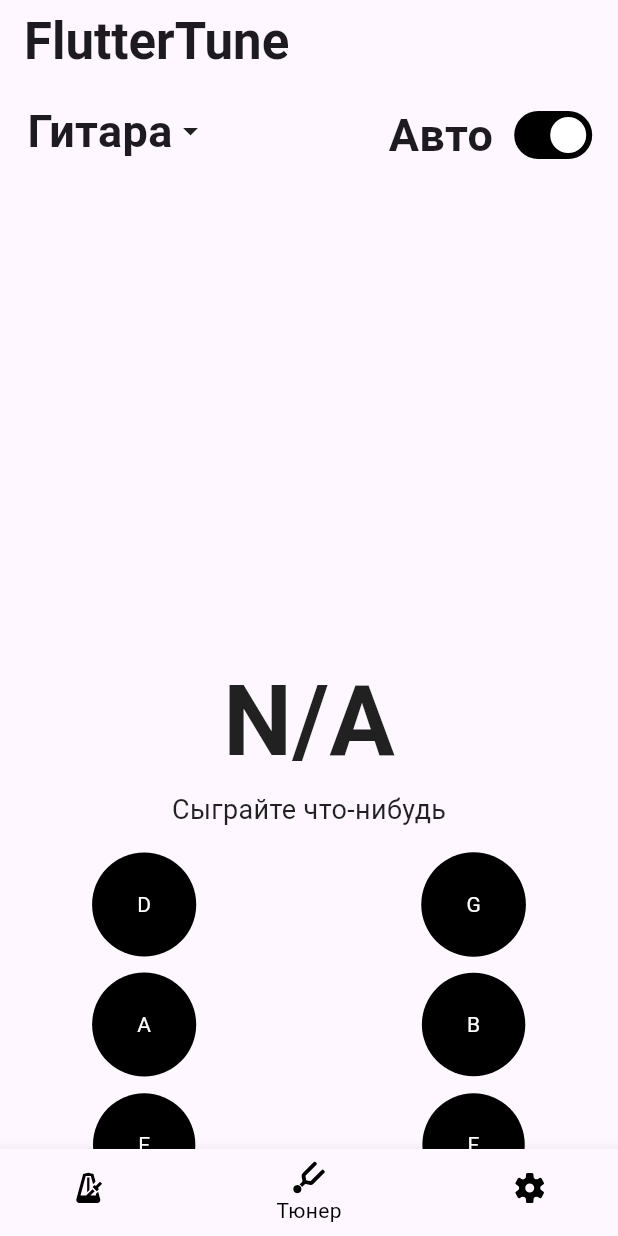
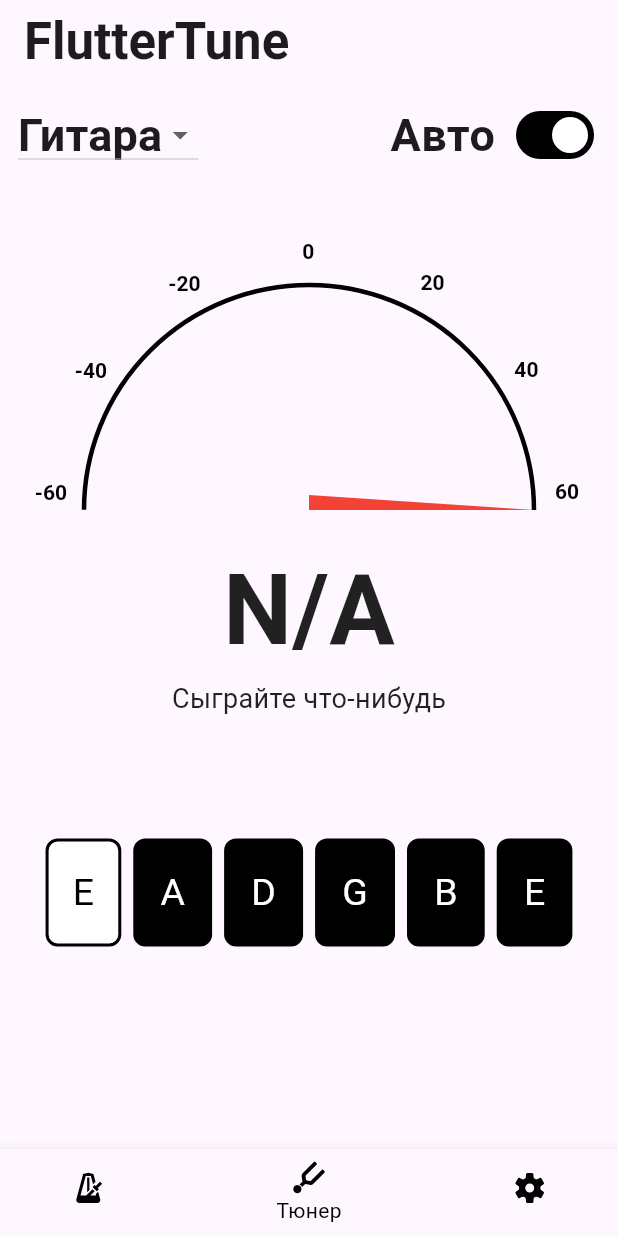
Before and after one commit to nottalentedme/fluttertuner, a Flutter app: the screen it shows after launch, on a phone screen of 412 x 824 dp. Run offline on Flutter 3.47's test engine with Material 3 defaults, Android fonts, the light colour scheme and no system bars; our stand-ins replace audioplayers, flutter_bloc, flutter_svg, go_router; missing offline and left inert: buffered_list_stream, pitch_detector_dart, pitchupdart, record; statements that could not run were skipped.

Commit message:
💄 tuner: add buttons, buttons, switch, dropdown menu

```diff
--- a/lib/feature/tuner/domain/ChangeString/change_string.dart
+++ b/lib/feature/tuner/domain/ChangeString/change_string.dart
@@ -1,18 +1,20 @@
 import 'package:pitchupdart/tuning_status.dart';
 
+//TODO вынести enum в domain
 enum GuitarString {
-  firstE('E4', 329.63),
-  secondB('B3', 246.94),
-  thirdG('G3', 196.00),
-  fourthD('D3', 146.83),
-  fifthA('A2', 110.00),
-  sixthE('E2', 82.41);
+  sixthE('E', 82.41),
+  fifthA('A', 110.00),
+  fourthD('D', 146.83),
+  thirdG('G', 196.00),
+  secondB('B', 246.94),
+  firstE('E', 329.63);
 
   final String noteName;
   final double frequency;
 
   const GuitarString(this.noteName, this.frequency);
-
+//TODO вынести методы из енума в сервисы
+//TODO надо не смену на следующую, а смену на выбранную кнопкой струну
   GuitarString getNext() {
     const values = GuitarString.values;
     final nextIndex = (values.indexOf(this) + 1) % values.length;
--- a/lib/feature/tuner/presentation/page/tuner_page.dart
+++ b/lib/feature/tuner/presentation/page/tuner_page.dart
@@ -1,11 +1,31 @@
 import 'package:flutter/material.dart';
 import 'package:flutter_bloc/flutter_bloc.dart';
 import 'package:fluttertuner/feature/tuner/cubit/pitch_cubit.dart';
+import 'package:fluttertuner/feature/tuner/cubit/tunning_state.dart';
+import 'package:fluttertuner/feature/tuner/domain/ChangeString/change_string.dart';
+import 'package:fluttertuner/feature/tuner/presentation/widgets/instrument_title_widget.dart';
+import 'package:fluttertuner/feature/tuner/presentation/widgets/string_button_widget.dart';
+import 'package:fluttertuner/feature/tuner/presentation/widgets/tuner_scale_widget.dart';
+import 'package:fluttertuner/feature/tuner/presentation/widgets/tuner_text_widget.dart';
+import 'package:fluttertuner/feature/tuner/presentation/widgets/tuning_mode_switch_widget.dart';
 
-class TunerPage extends StatelessWidget {
+class TunerPage extends StatefulWidget {
   const TunerPage({super.key});
 
   static const path = '/tuner';
+
+  @override
+  State<TunerPage> createState() => _TunerPageState();
+}
+
+class _TunerPageState extends State<TunerPage> {
+  GuitarString guitarString = GuitarString.sixthE;
+
+  void setActiveString(GuitarString value) {
+    setState(() {
+      guitarString = value;
+    });
+  }
 
   @override
   Widget build(BuildContext context) {
@@ -21,190 +41,51 @@ class TunerPage extends StatelessWidget {
       ),
       body: Center(
           child: Column(
+        spacing: 8,
         crossAxisAlignment: CrossAxisAlignment.center,
         mainAxisAlignment: MainAxisAlignment.start,
         mainAxisSize: MainAxisSize.max,
         children: [
-              Row(
+          const Row(
+            spacing: 8,
             mainAxisAlignment: MainAxisAlignment.center,
             crossAxisAlignment: CrossAxisAlignment.start,
             children: [
-                  const SizedBox(
-                    width: 5,
-                  ),
-                  Container(
-                    padding: const EdgeInsets.all(10),
-                    child: Row(
-                      children: [
-                        Text(
-                          'Гитара',
-                          style: TextStyle(
-                              fontSize: 30,
-                              fontWeight: FontWeight.lerp(
-                                  FontWeight.w700, FontWeight.w500, 0.5)),
-                        ),
-                        //TODO Заменить иконку потом на DropDownMenu
-                        const Icon(Icons.arrow_drop_down),
-                        const SizedBox(
-                          width: 100,
-                        ),
+              InstrumentTitleWidget(),
+              TuningModeSwitchWidget(),
             ],
           ),
+          const SizedBox(
+            height: 50,
           ),
-                  Container(
-                    padding: const EdgeInsets.all(10),
-                    child: Row(
+          Column(
+            spacing: 10,
             children: [
-                        Text(
-                          'Авто',
-                          style: TextStyle(
-                              fontSize: 30,
-                              fontWeight: FontWeight.lerp(
-                                  FontWeight.w700, FontWeight.w500, 0.5)),
-                        ),
+              //TODO передавать в value частоту которая сейчас
+              //TODO надо как-то передавать частоту
+              TunerScaleWidget(value: 0),
+              TunerTextWidget(pitchCubitState: pitchCubitState),
               const SizedBox(
-                          width: 10,
-                        ),
-                        //TODO подключить свитч к смене режима авто/ручной
-                        const Switch(
-                          value: true,
-                          onChanged: ValueKey.new,
-                          activeTrackColor: Colors.black,
-                        )
-                      ],
-                    ),
-                  )
-                ],
-              ),
-              //TODO Вместо sizedbox надо будет поместить виджет со шкалой и стрелку
-              const SizedBox(
-                height: 300,
-              ),
-              Container(
-                padding: const EdgeInsets.all(10),
-                child: Column(
-                  children: [
-                    Text(
-                      pitchCubitState.note,
-                      style: const TextStyle(
-                          color: Colors.black87,
-                          fontSize: 65.0,
-                          fontWeight: FontWeight.bold),
-                    ),
-                    Text(
-                      pitchCubitState.status,
-                      style: const TextStyle(
-                        color: Colors.black87,
-                        fontSize: 18.0,
-                      ),
-                    ),
-                  ],
-                ),
+                height: 50,
               ),
               Row(
+                spacing: 8,
                 mainAxisAlignment: MainAxisAlignment.center,
                 crossAxisAlignment: CrossAxisAlignment.start,
                 mainAxisSize: MainAxisSize.max,
-                children: [
-                  Column(
-                    children: [
-                      Container(
-                        decoration: const BoxDecoration(
-                            shape: BoxShape.circle, color: Colors.black),
-                        child: IconButton(
-                          disabledColor: Colors.white,
-                          padding: const EdgeInsets.all(30),
-                          color: Colors.black,
-                          onPressed: () {},
-                          icon: const Text(
-                            'D',
-                            style: TextStyle(color: Colors.white),
-                          ),
-                        ),
-                      ),
-                      Container(
-                        decoration: const BoxDecoration(
-                            shape: BoxShape.circle, color: Colors.black),
-                        child: IconButton(
-                          disabledColor: Colors.white,
-                          padding: const EdgeInsets.all(30),
-                          color: Colors.white,
-                          onPressed: () {},
-                          icon: const Text(
-                            'A',
-                            style: TextStyle(color: Colors.white),
-                          ),
-                        ),
-                      ),
-                      Container(
-                        decoration: const BoxDecoration(
-                            shape: BoxShape.circle, color: Colors.black),
-                        child: IconButton(
-                          disabledColor: Colors.white,
-                          padding: const EdgeInsets.all(30),
-                          color: Colors.white,
-                          onPressed: () {},
-                          icon: const Text(
-                            'E',
-                            style: TextStyle(color: Colors.white),
-                          ),
-                        ),
-                      ),
-                    ],
-                  ),
-                  const SizedBox(
-                    width: 150,
-                  ),
-                  Column(
-                    children: [
-                      Container(
-                        decoration: const BoxDecoration(
-                            shape: BoxShape.circle, color: Colors.black),
-                        child: IconButton(
-                          disabledColor: Colors.white,
-                          padding: const EdgeInsets.all(30),
-                          color: Colors.white,
-                          onPressed: () {},
-                          icon: const Text(
-                            'G',
-                            style: TextStyle(color: Colors.white),
-                          ),
-                        ),
-                      ),
-                      Container(
-                        decoration: const BoxDecoration(
-                            shape: BoxShape.circle, color: Colors.black),
-                        child: IconButton(
-                          disabledColor: Colors.white,
-                          padding: const EdgeInsets.all(30),
-                          color: Colors.white,
-                          onPressed: () {},
-                          icon: const Text(
-                            'B',
-                            style: TextStyle(color: Colors.white),
-                          ),
-                        ),
-                      ),
-                      Container(
-                        decoration: const BoxDecoration(
-                            shape: BoxShape.circle, color: Colors.black),
-                        child: IconButton(
-                          disabledColor: Colors.white,
-                          padding: const EdgeInsets.all(30),
-                          color: Colors.white,
-                          onPressed: () {},
-                          icon: const Text(
-                            'E',
-                            style: TextStyle(color: Colors.white),
-                          ),
-                        ),
-                      ),
-                    ],
+                children: GuitarString.values
+                    .map(
+                      (e) => StringButtonWidget(
+                          text: e.noteName,
+                          onTap: () => setActiveString(e),
+                          isActive: e == guitarString),
+                    )
+                    .toList(),
               ),
             ],
           )
-            ]),
-      ),
+        ],
+      )),
     );
   }
 }
--- /dev/null
+++ b/lib/feature/tuner/presentation/widgets/instrument_title_widget.dart
@@ -0,0 +1,36 @@
+import 'package:flutter/material.dart';
+
+class InstrumentTitleWidget extends StatelessWidget {
+  const InstrumentTitleWidget({
+    super.key,
+  });
+
+  @override
+  Widget build(BuildContext context) {
+    return Container(
+      padding: const EdgeInsets.all(10),
+      child: Row(
+        children: [
+          //TODO Заменить иконку потом на DropDownMenu
+          DropdownButton(
+            items: [
+              DropdownMenuItem(
+                child: Text(
+                  'Гитара',
+                  style: TextStyle(
+                      fontSize: 30,
+                      fontWeight: FontWeight.lerp(
+                          FontWeight.w700, FontWeight.w500, 0.5)),
+                ),
+              ),
+            ],
+            onChanged: (value) {},
+          ),
+          const SizedBox(
+            width: 100,
+          ),
+        ],
+      ),
+    );
+  }
+}
--- /dev/null
+++ b/lib/feature/tuner/presentation/widgets/string_button_widget.dart
@@ -0,0 +1,34 @@
+import 'package:flutter/material.dart';
+
+class StringButtonWidget extends StatelessWidget {
+  const StringButtonWidget({
+    super.key,
+    required this.text,
+    required this.onTap,
+    required this.isActive,
+  });
+
+  final String text;
+  final VoidCallback onTap;
+  final bool isActive;
+
+  @override
+  Widget build(BuildContext context) {
+    return InkWell(
+      borderRadius: BorderRadius.circular(8),
+      onTap: onTap,
+      child: Container(
+        decoration: BoxDecoration(
+            borderRadius: BorderRadius.circular(8),
+            border: Border.all(width: 2),
+            color: isActive ? Colors.white : Colors.black),
+        padding: const EdgeInsets.all(16),
+        child: Text(
+          text,
+          style: TextStyle(
+              fontSize: 25, color: isActive ? Colors.black : Colors.white),
+        ),
+      ),
+    );
+  }
+}
--- /dev/null
+++ b/lib/feature/tuner/presentation/widgets/tuner_scale_widget.dart
@@ -0,0 +1,17 @@
+import 'package:flutter/material.dart';
+import 'package:fluttertuner/feature/tuner/presentation/widgets/tuner_painter.dart';
+import 'package:fluttertuner/feature/tuner/presentation/widgets/tuner_scale.dart';
+
+class TunerScaleWidget extends StatelessWidget {
+  final double value;
+
+  TunerScaleWidget({required this.value});
+
+  @override
+  Widget build(BuildContext context) {
+    return CustomPaint(
+      size: Size(300, 150),
+      painter: TunerPainter(value: value),
+    );
+  }
+}
--- /dev/null
+++ b/lib/feature/tuner/presentation/widgets/tuner_text_widget.dart
@@ -0,0 +1,36 @@
+import 'package:flutter/material.dart';
+import 'package:fluttertuner/feature/tuner/cubit/tunning_state.dart';
+
+class TunerTextWidget extends StatelessWidget {
+  const TunerTextWidget({
+    super.key,
+    required this.pitchCubitState,
+  });
+
+  final TunningState pitchCubitState;
+
+  @override
+  Widget build(BuildContext context) {
+    return Container(
+      padding: const EdgeInsets.all(10),
+      child: Column(
+        children: [
+          Text(
+            pitchCubitState.note,
+            style: const TextStyle(
+                color: Colors.black87,
+                fontSize: 65.0,
+                fontWeight: FontWeight.bold),
+          ),
+          Text(
+            pitchCubitState.status,
+            style: const TextStyle(
+              color: Colors.black87,
+              fontSize: 18.0,
+            ),
+          ),
+        ],
+      ),
+    );
+  }
+}
--- /dev/null
+++ b/lib/feature/tuner/presentation/widgets/tuning_mode_switch_widget.dart
@@ -0,0 +1,54 @@
+import 'package:flutter/material.dart';
+
+class TuningModeSwitchWidget extends StatefulWidget {
+  const TuningModeSwitchWidget({
+    super.key,
+  });
+
+  @override
+  State<TuningModeSwitchWidget> createState() => _TuningModeSwitchWidgetState();
+}
+
+class _TuningModeSwitchWidgetState extends State<TuningModeSwitchWidget> {
+  bool isActive = true;
+
+  void toggleSwitch(bool value) {
+    if (isActive == false) {
+      setState(() {
+        isActive = true;
+      });
+    } else {
+      setState(() {
+        isActive = false;
+      });
+    }
+    ;
+  }
+
+  @override
+  Widget build(BuildContext context) {
+    return Container(
+      padding: const EdgeInsets.all(10),
+      child: Row(
+        children: [
+          Text(
+            'Авто',
+            style: TextStyle(
+                fontSize: 30,
+                fontWeight:
+                    FontWeight.lerp(FontWeight.w700, FontWeight.w500, 0.5)),
+          ),
+          const SizedBox(
+            width: 10,
+          ),
+          //TODO подключить свитч к смене режима авто/ручной
+          Switch(
+            value: isActive,
+            onChanged: toggleSwitch,
+            activeTrackColor: Colors.black,
+          )
+        ],
+      ),
+    );
+  }
+}
```
Also changed, not shown: lib/feature/tuner/presentation/widgets/tuner_painter.dart (added, +79 -0 lines), lib/feature/tuner/presentation/widgets/tuner_scale.dart (added, +71 -0 lines). Lines whose indentation alone changed are shown as unchanged.
